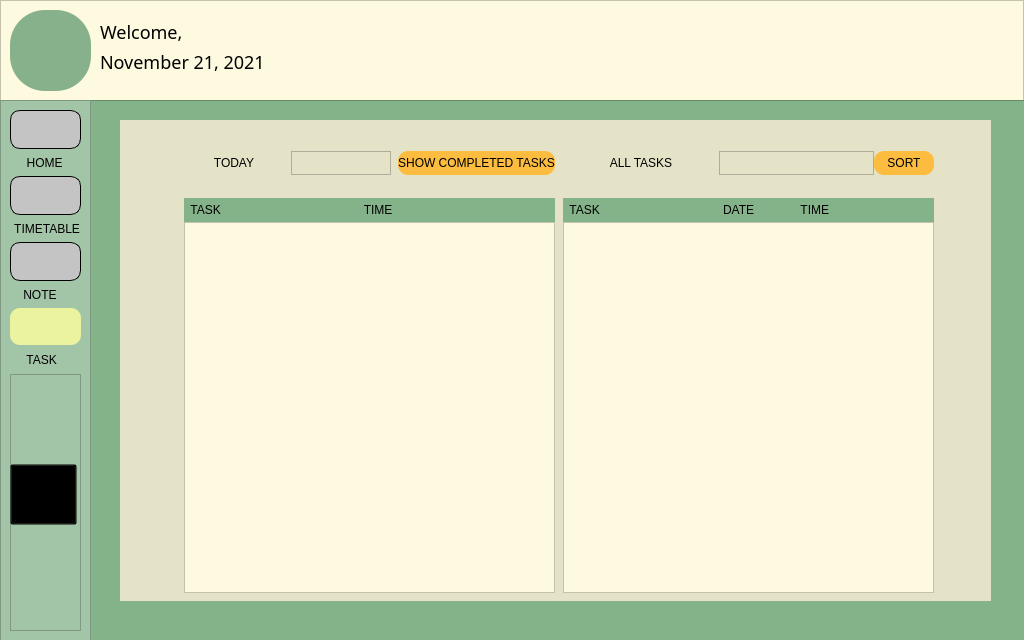
This is task_window.ui in The-name-FPGN-is-already-taken/NoteMe as Qt 5 draws it before an edit. The edited form follows.
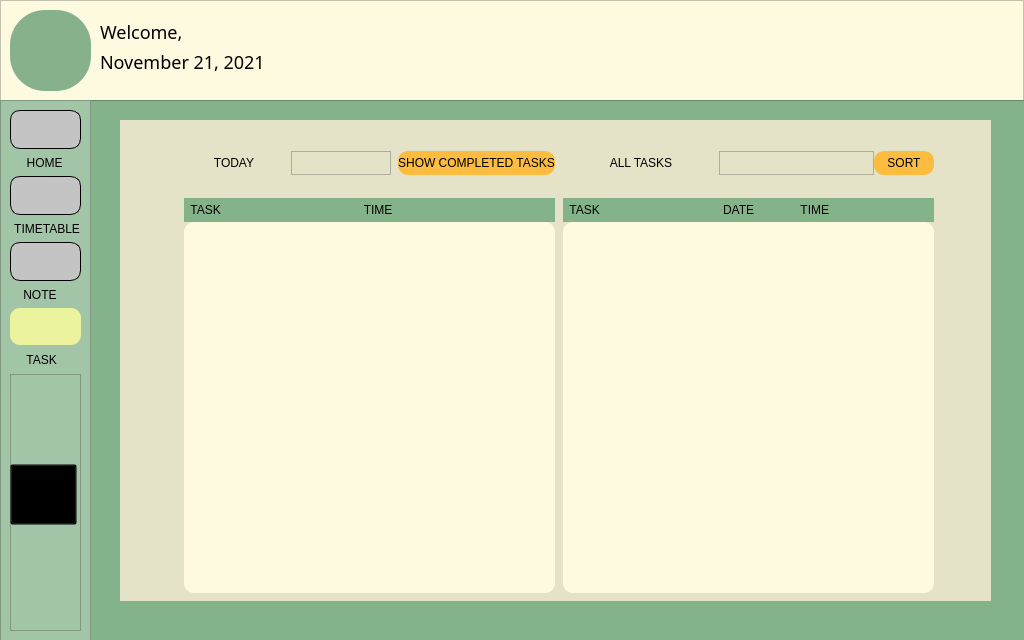
This is the edited form. Icons and pictures are not drawn.

```diff
--- a/task_window.ui
+++ b/task_window.ui
@@ -378,7 +378,16 @@
             <string>&lt;html&gt;&lt;head/&gt;&lt;body&gt;&lt;p&gt;double click to edit&lt;/p&gt;&lt;/body&gt;&lt;/html&gt;</string>
            </property>
            <property name="styleSheet">
-            <string notr="true">background-color: rgb(254, 250, 224);</string>
+            <string notr="true">QListWidget{
+    border-radius: 10px;
+    background-color: rgb(254, 250, 224);
+}
+QScrollBar:vertical {
+     border: 0.5px solid grey;
+     background: #94b289;
+     width: 20px;
+    
+ }</string>
            </property>
           </widget>
          </item>
@@ -509,7 +518,16 @@
             <string>&lt;html&gt;&lt;head/&gt;&lt;body&gt;&lt;p&gt;double click to edit&lt;/p&gt;&lt;/body&gt;&lt;/html&gt;</string>
            </property>
            <property name="styleSheet">
-            <string notr="true">background-color: rgb(254, 250, 224);</string>
+            <string notr="true">QListWidget{
+    border-radius: 10px;
+    background-color: rgb(254, 250, 224);
+}
+QScrollBar:vertical {
+     border: 0.5px solid grey;
+     background: #94b289;
+     width: 20px;
+    
+ }</string>
            </property>
           </widget>
          </item>
```
